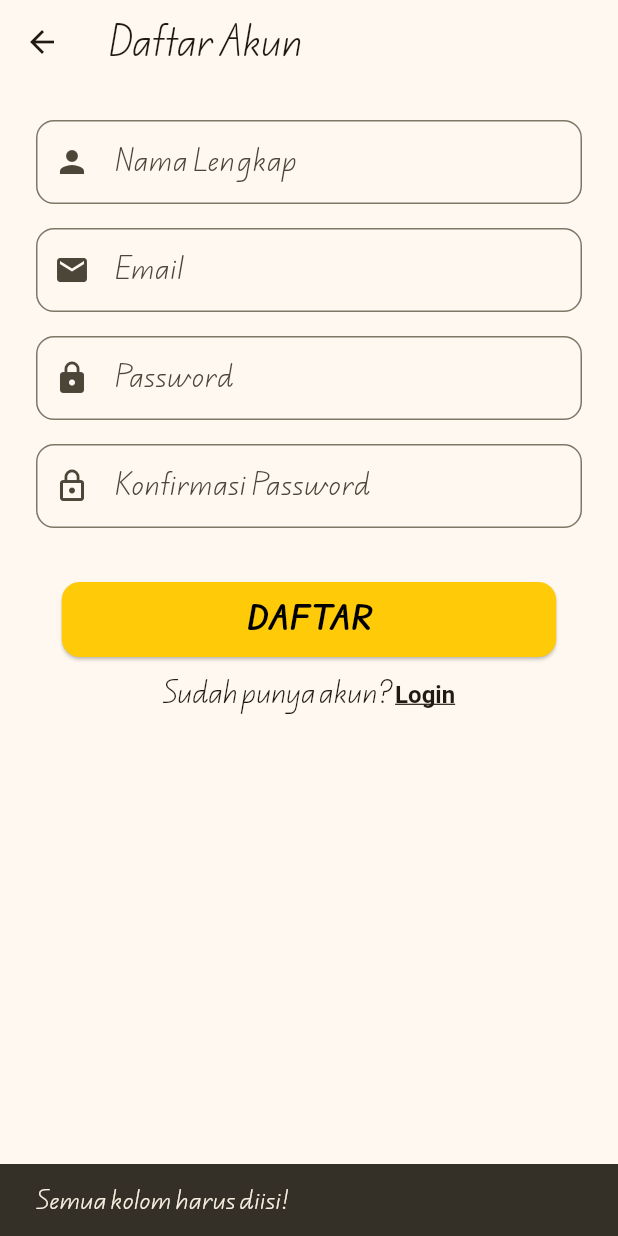
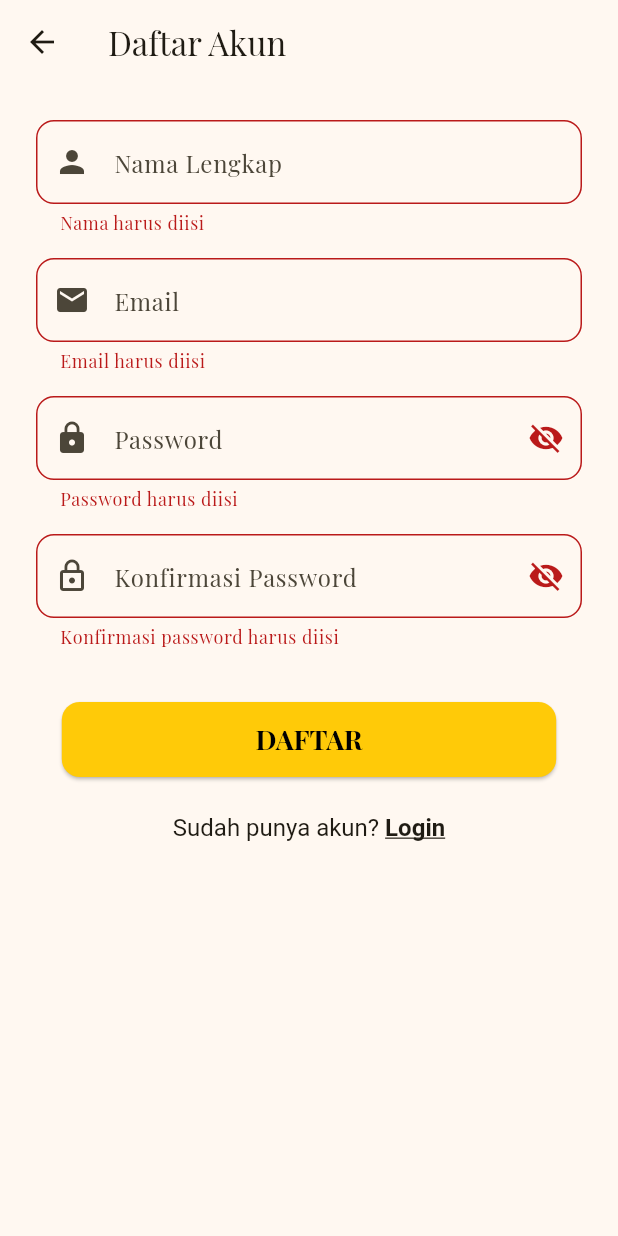
Before and after one commit to Johannes-Pandiangan/AplikasiKuis, a Flutter app: the RegisterScreen screen opened directly, after a tap on "DAFTAR", on a phone screen of 412 x 824 dp. Run offline on Flutter 3.47's test engine with Material 3 defaults, Android fonts, the phone set to English and light mode, and no system bars; accounts and stored records are empty.

Commit message:
menambahkan notif/konfirmasi untuk pemberitahuan

```diff
--- a/lib/main.dart
+++ b/lib/main.dart
@@ -31,7 +31,7 @@ class KuisApp extends StatelessWidget {
           seedColor: const Color(0xFFFFCA08),
           primary: const Color(0xFFFFCA08),
         ),
-        fontFamily: 'EduQLDHand',
+        fontFamily: 'PlayfairDisplay',
       ),
       darkTheme: ThemeData(
         brightness: Brightness.dark,
@@ -40,7 +40,7 @@ class KuisApp extends StatelessWidget {
           seedColor: const Color(0xFFFFCA08),
           primary: const Color(0xFFFFCA08),
         ),
-        fontFamily: 'EduQLDHand',
+        fontFamily: 'PlayfairDisplay',
       ),
       home: const LoginScreen(),
     );
--- a/lib/screens/login_screen.dart
+++ b/lib/screens/login_screen.dart
@@ -17,20 +17,28 @@ class _LoginScreenState extends State<LoginScreen> {
   final TextEditingController _emailController = TextEditingController();
   final TextEditingController _passController = TextEditingController();
 
+  String? _emailError;
+  String? _passError;
+
   void _login() {
     final email = _emailController.text.trim();
     final pass = _passController.text.trim();
 
-    if (email.isEmpty || pass.isEmpty) {
-      ScaffoldMessenger.of(context).showSnackBar(const SnackBar(content: Text("Email dan Password harus diisi!")));
-      return;
-    }
+    setState(() {
+      _emailError = email.isEmpty ? "Email harus diisi" : null;
+      _passError = pass.isEmpty ? "Password harus diisi" : null;
+    });
+
+    if (_emailError != null || _passError != null) return;
 
     final success = context.read<AppProvider>().login(email, pass);
     if (success) {
       Navigator.pushReplacement(context, MaterialPageRoute(builder: (_) => const MainScreen()));
     } else {
-      ScaffoldMessenger.of(context).showSnackBar(const SnackBar(content: Text("Email atau Password salah!")));
+      setState(() {
+        _emailError = "Email salah";
+        _passError = "Password salah";
+      });
     }
   }
 
@@ -47,8 +55,19 @@ class _LoginScreenState extends State<LoginScreen> {
               const SizedBox(height: 20),
               const Text("Masuk ke Akun Anda", style: TextStyle(fontSize: 22, fontWeight: FontWeight.bold)),
               const SizedBox(height: 30),
-              CustomTextField(controller: _emailController, hintText: "Email", icon: Icons.email),
-              CustomTextField(controller: _passController, hintText: "Password", icon: Icons.lock, isPassword: true),
+              CustomTextField(
+                controller: _emailController,
+                hintText: "Email",
+                icon: Icons.email,
+                errorText: _emailError,
+              ),
+              CustomTextField(
+                controller: _passController,
+                hintText: "Password",
+                icon: Icons.lock,
+                isPassword: true,
+                errorText: _passError,
+              ),
               const SizedBox(height: 20),
               CustomButton(text: "LOGIN", onPressed: _login),
               TextButton(
--- a/lib/screens/register_screen.dart
+++ b/lib/screens/register_screen.dart
@@ -17,31 +17,36 @@ class _RegisterScreenState extends State<RegisterScreen> {
   final TextEditingController _passController = TextEditingController();
   final TextEditingController _confirmPassController = TextEditingController();
 
+  String? _nameError;
+  String? _emailError;
+  String? _passError;
+  String? _confirmPassError;
+
   void _register() {
     final name = _nameController.text.trim();
     final email = _emailController.text.trim();
     final pass = _passController.text.trim();
     final confirmPass = _confirmPassController.text.trim();
 
-    if (name.isEmpty || email.isEmpty || pass.isEmpty || confirmPass.isEmpty) {
-      ScaffoldMessenger.of(context).showSnackBar(const SnackBar(content: Text("Semua kolom harus diisi!")));
-      return;
-    }
-    if (pass.length < 8) {
-      ScaffoldMessenger.of(context).showSnackBar(const SnackBar(content: Text("Password minimal 8 karakter!")));
-      return;
-    }
-    if (pass != confirmPass) {
-      ScaffoldMessenger.of(context).showSnackBar(const SnackBar(content: Text("Konfirmasi password tidak cocok!")));
-      return;
-    }
+    setState(() {
+      _nameError = name.isEmpty ? "Nama harus diisi" : null;
+      _emailError = email.isEmpty ? "Email harus diisi" : null;
+      _passError = pass.isEmpty ? "Password harus diisi" :
+      pass.length < 8 ? "Password minimal 8 karakter" : null;
+      _confirmPassError = confirmPass.isEmpty ? "Konfirmasi password harus diisi" :
+      pass != confirmPass ? "Password tidak cocok" : null;
+    });
+
+    if (_nameError != null || _emailError != null || _passError != null || _confirmPassError != null) return;
 
     final success = context.read<AppProvider>().register(name, email, pass);
     if (success) {
       ScaffoldMessenger.of(context).showSnackBar(const SnackBar(content: Text("Pendaftaran berhasil, silakan login.")));
       Navigator.pop(context);
     } else {
-      ScaffoldMessenger.of(context).showSnackBar(const SnackBar(content: Text("Email sudah digunakan!")));
+      setState(() {
+        _emailError = "Email sudah terdaftar";
+      });
     }
   }
 
@@ -53,12 +58,13 @@ class _RegisterScreenState extends State<RegisterScreen> {
         padding: const EdgeInsets.all(24.0),
         child: Column(
           children: [
-            CustomTextField(controller: _nameController, hintText: "Nama Lengkap", icon: Icons.person),
-            CustomTextField(controller: _emailController, hintText: "Email", icon: Icons.email),
-            CustomTextField(controller: _passController, hintText: "Password", icon: Icons.lock, isPassword: true),
-            CustomTextField(controller: _confirmPassController, hintText: "Konfirmasi Password", icon: Icons.lock_outline, isPassword: true),
+            CustomTextField(controller: _nameController, hintText: "Nama Lengkap", icon: Icons.person, errorText: _nameError),
+            CustomTextField(controller: _emailController, hintText: "Email", icon: Icons.email, errorText: _emailError),
+            CustomTextField(controller: _passController, hintText: "Password", icon: Icons.lock, isPassword: true, errorText: _passError),
+            CustomTextField(controller: _confirmPassController, hintText: "Konfirmasi Password", icon: Icons.lock_outline, isPassword: true, errorText: _confirmPassError),
             const SizedBox(height: 20),
             CustomButton(text: "DAFTAR", onPressed: _register),
+            const SizedBox(height: 10),
             TextButton(
               onPressed: () => Navigator.pop(context),
               child: RichText(
--- a/lib/widgets/custom_textfield.dart
+++ b/lib/widgets/custom_textfield.dart
@@ -1,10 +1,11 @@
 import 'package:flutter/material.dart';
 
-class CustomTextField extends StatelessWidget {
+class CustomTextField extends StatefulWidget {
   final TextEditingController controller;
   final String hintText;
   final bool isPassword;
   final IconData icon;
+  final String? errorText;
 
   const CustomTextField({
     Key? key,
@@ -12,18 +13,44 @@ class CustomTextField extends StatelessWidget {
     required this.hintText,
     this.isPassword = false,
     required this.icon,
+    this.errorText,
   }) : super(key: key);
+
+  @override
+  State<CustomTextField> createState() => _CustomTextFieldState();
+}
+
+class _CustomTextFieldState extends State<CustomTextField> {
+  late bool _obscureText;
+
+  @override
+  void initState() {
+    super.initState();
+    _obscureText = widget.isPassword;
+  }
 
   @override
   Widget build(BuildContext context) {
     return Padding(
       padding: const EdgeInsets.only(bottom: 16.0),
       child: TextField(
-        controller: controller,
-        obscureText: isPassword,
+        controller: widget.controller,
+        obscureText: _obscureText,
         decoration: InputDecoration(
-          prefixIcon: Icon(icon),
-          hintText: hintText,
+          prefixIcon: Icon(widget.icon),
+          // Menambahkan ikon mata untuk kolom kata sandi
+          suffixIcon: widget.isPassword
+              ? IconButton(
+            icon: Icon(_obscureText ? Icons.visibility_off : Icons.visibility),
+            onPressed: () {
+              setState(() {
+                _obscureText = !_obscureText;
+              });
+            },
+          )
+              : null,
+          hintText: widget.hintText,
+          errorText: widget.errorText,
           border: OutlineInputBorder(
             borderRadius: BorderRadius.circular(12),
           ),
--- a/pubspec.yaml
+++ b/pubspec.yaml
@@ -29,8 +29,8 @@ flutter:
 
 
   fonts:
-    - family: EduQLDHand
+    - family: PlayfairDisplay
       fonts:
-        - asset: assets/fonts/EduQLDHand-Regular.ttf
-        - asset: assets/fonts/EduQLDHand-Bold.ttf
+        - asset: assets/fonts/PlayfairDisplay-Regular.ttf
+        - asset: assets/fonts/PlayfairDisplay-Bold.ttf
           weight: 700
```
Also changed, not shown: lib/screens/profile_screen.dart (+37 -10 lines), assets/fonts/EduQLDHand-Bold.ttf (deleted), assets/fonts/EduQLDHand-Regular.ttf (deleted), assets/fonts/PlayfairDisplay-Bold.ttf (added), assets/fonts/PlayfairDisplay-Regular.ttf (added).
